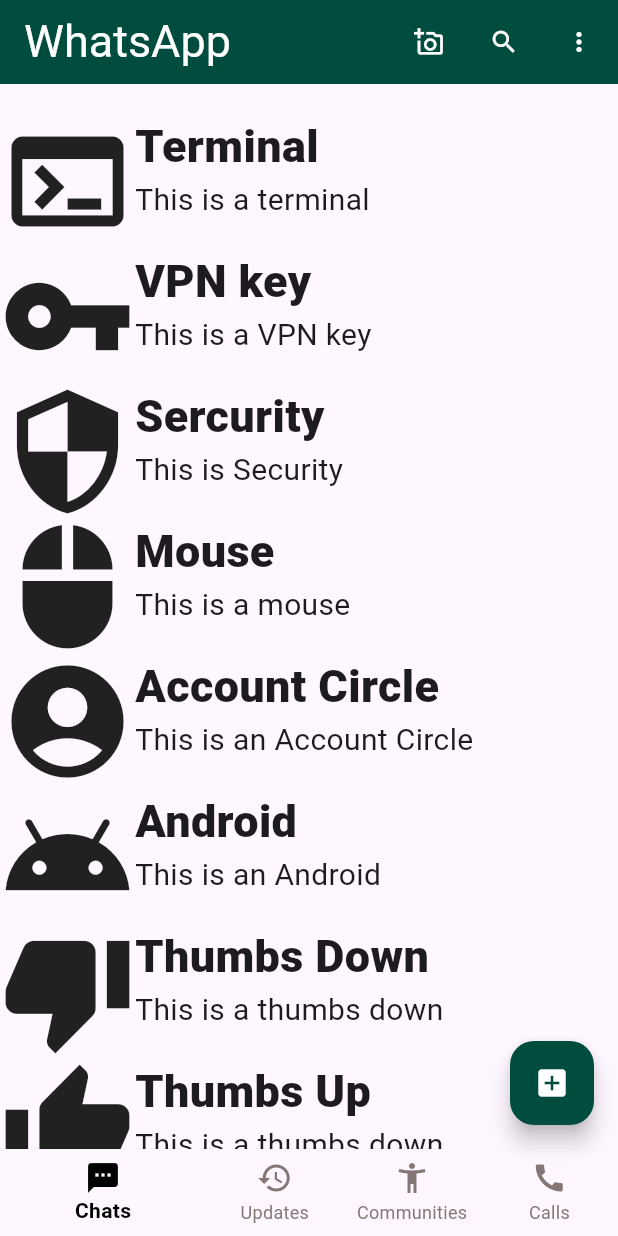
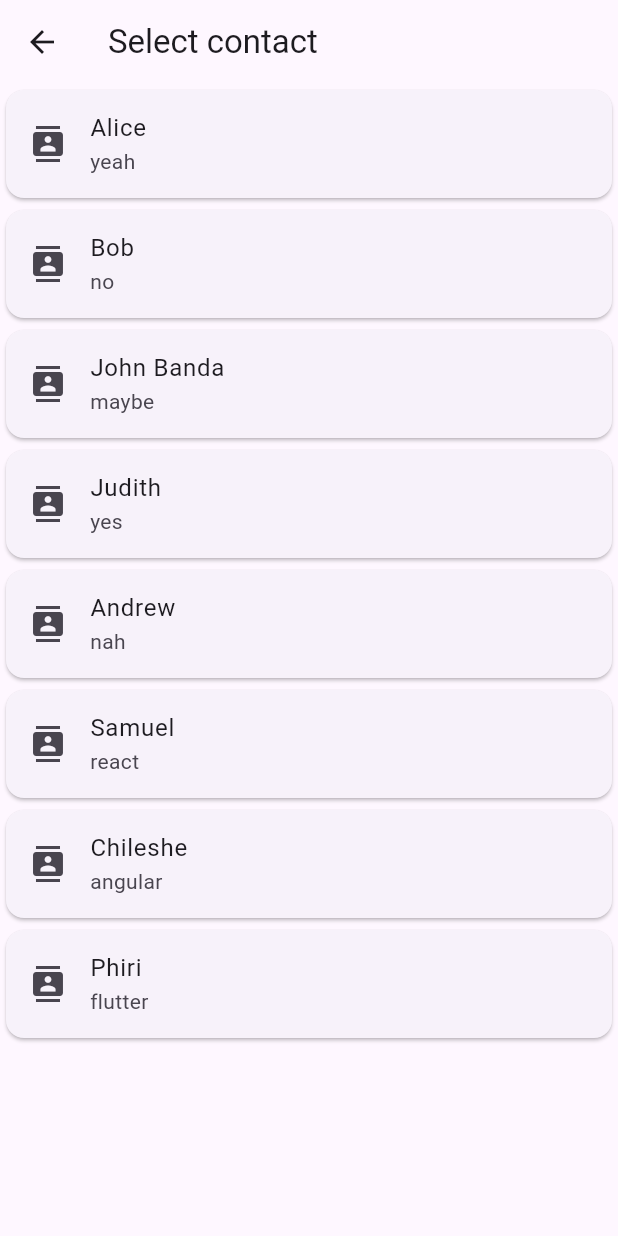
Before and after one commit to CSingogo/flutter-whatapp-clone, a Flutter app: the screen it shows after launch, after a tap on the "add box" icon, on a phone screen of 412 x 824 dp. Run offline on Flutter 3.47's test engine with Material 3 defaults, Android fonts, the phone set to English and light mode, and no system bars.

Commit message:
list view builder complete

```diff
--- /dev/null
+++ b/flutter_whatapp_clone/lib/content.dart
@@ -0,0 +1,59 @@
+import 'package:flutter/material.dart';
+import 'top.dart';
+import 'middle.dart';
+// this file has the child and body widget,bottom navigation bar and floating action button
+
+
+class Content extends StatelessWidget {
+  const Content({super.key});
+
+  @override
+  Widget build(BuildContext context) {
+    return Scaffold(
+        appBar: PreferredSize(
+          preferredSize: const Size.fromHeight(kToolbarHeight),
+          child: TopBar()),
+
+           body: MidWidget(),
+
+        floatingActionButton: FloatingActionButton(
+          onPressed: (){
+            Navigator.pushNamed(context, '/contacts');
+          },
+          backgroundColor: Colors.teal[900],
+          child: Icon(
+            Icons.add_box,
+            color: Colors.white,)
+            ),
+
+            bottomNavigationBar: BottomNavigationBar(
+              showUnselectedLabels: true,
+              currentIndex: 0,
+              elevation: 1.0,
+              selectedItemColor: Colors.black,
+              unselectedItemColor: const Color.fromARGB(255, 134, 119, 119),
+              selectedLabelStyle: TextStyle(fontWeight: FontWeight.bold),
+              unselectedLabelStyle: TextStyle(fontWeight: FontWeight.normal),
+        items: const [
+          BottomNavigationBarItem(
+            label: "Chats",
+            icon: Icon(Icons.sms),
+          ),
+          BottomNavigationBarItem(
+            label: "Updates",
+            icon: Icon(Icons.restore),
+          ),
+          BottomNavigationBarItem(
+            label: "Communities",
+            icon: Icon(Icons.accessibility_new_outlined),
+          ),
+          BottomNavigationBarItem(
+            label: "Calls",
+            icon: Icon(Icons.call),
+          ),
+        ],
+
+        onTap: (int indexOfItem) {}),
+        );
+  }
+}
--- a/flutter_whatapp_clone/lib/main.dart
+++ b/flutter_whatapp_clone/lib/main.dart
@@ -1,6 +1,6 @@
 import 'package:flutter/material.dart';
-import 'top.dart';
-import 'middle.dart';
+import 'content.dart';
+import 'pages/contacts.dart';
 
 void main() {
   runApp(MainApp());
@@ -14,50 +14,12 @@
   Widget build(BuildContext context) {
     return MaterialApp(
       debugShowCheckedModeBanner: true,
-      home: Scaffold(
-        appBar: PreferredSize(
-          preferredSize: const Size.fromHeight(kToolbarHeight),
-          child: TopBar()),
+      home: Content(),
+      initialRoute: '/',
+      routes: {
 
-           body: MidWidget(),
-
-        floatingActionButton: FloatingActionButton(
-          onPressed: (){},
-          backgroundColor: Colors.teal[900],
-          child: Icon(
-            Icons.add_box,
-            color: Colors.white,)
-            ),
-
-            bottomNavigationBar: BottomNavigationBar(
-              showUnselectedLabels: true,
-              currentIndex: 0,
-              elevation: 1.0,
-              selectedItemColor: Colors.black,
-              unselectedItemColor: const Color.fromARGB(255, 134, 119, 119),
-              selectedLabelStyle: TextStyle(fontWeight: FontWeight.bold),
-              unselectedLabelStyle: TextStyle(fontWeight: FontWeight.normal),
-        items: const [
-          BottomNavigationBarItem(
-            label: "Chats",
-            icon: Icon(Icons.sms),
-          ),
-          BottomNavigationBarItem(
-            label: "Updates",
-            icon: Icon(Icons.restore),
-          ),
-          BottomNavigationBarItem(
-            label: "Communities",
-            icon: Icon(Icons.accessibility_new_outlined),
-          ),
-          BottomNavigationBarItem(
-            label: "Calls",
-            icon: Icon(Icons.call),
-          ),
-        ],
-
-        onTap: (int indexOfItem) {}),
-        ),
+        '/contacts':(context) => Contacts(),
+      },
 
     );
   }
--- a/flutter_whatapp_clone/lib/middle.dart
+++ b/flutter_whatapp_clone/lib/middle.dart
@@ -1,4 +1,6 @@
 import 'package:flutter/material.dart';
+
+//code for main whatapp home page
 
 class MidWidget extends StatelessWidget {
   const MidWidget({super.key});
--- /dev/null
+++ b/flutter_whatapp_clone/lib/pages/contacts.dart
@@ -0,0 +1,50 @@
+import 'package:flutter/material.dart';
+import '../people.dart';
+/**
+ * This is the file that handles contact information rendered
+ * from the people list
+ */
+class Contacts extends StatefulWidget {
+  const Contacts({super.key});
+
+  @override
+  State<Contacts> createState() => _ContactsState();
+}
+
+class _ContactsState extends State<Contacts> {
+
+  List<People> people = [
+   People(name: 'Alice', status: 'yeah' , msg:'qqqqqqqqqqqqqqqqqqqqqqqqqqqqq'),
+   People(name: 'Bob', status: 'no',msg:'bbbbbbbbbbbbbbbbbbbbbbbb'),
+   People(name: 'John Banda', status: 'maybe', msg:'iiiiiiiiiiiiiiiiiiiiiiiii'),
+   People(name: 'Judith', status: 'yes',msg:'uuuuuuuuuuuuuuuuuuuuuuuuuu'),
+    People(name: 'Andrew', status: 'nah',msg:'kkkkkkkkkkkkkkkkkkkkkkkkk'),
+   People(name: 'Samuel', status: 'react',msg:'ggggggggggggggggggggggggg'),
+   People(name: 'Chileshe', status: 'angular', msg:'kkkkkkkkkkkkkkkkkkkkk'),
+   People(name: 'Phiri', status: 'flutter', msg:'ddddddddddddddddddddddddd'),
+   ]; // random list of contacts
+
+  @override
+  Widget build(BuildContext context) {
+    return Scaffold(
+      appBar: AppBar(
+            title: Text('Select contact'),
+
+      ),
+      body: ListView.builder(
+        itemCount: people.length,
+        itemBuilder: (context, index){
+          return Card(
+            child: ListTile(
+              onTap: (){},
+              title: Text(people[index].name),
+              subtitle: Text(people[index].status),
+              leading: Icon(Icons.contacts),
+            ),
+          );
+
+        },
+      )
+    );
+  }
+}
--- /dev/null
+++ b/flutter_whatapp_clone/lib/people.dart
@@ -0,0 +1,13 @@
+class People {
+
+  //variables
+  late String name; // name of contact
+  late String status; // status of contact
+  late String msg; // message content
+
+
+  //constructor method
+  People ({required this.name, required this.status, required this.msg});
+
+
+}
--- a/flutter_whatapp_clone/lib/top.dart
+++ b/flutter_whatapp_clone/lib/top.dart
@@ -1,5 +1,10 @@
 import 'package:flutter/material.dart';
 
+
+/**
+ * This file contains the appBar code
+ *
+ */
 class TopBar extends StatelessWidget {
 
   @override
```
